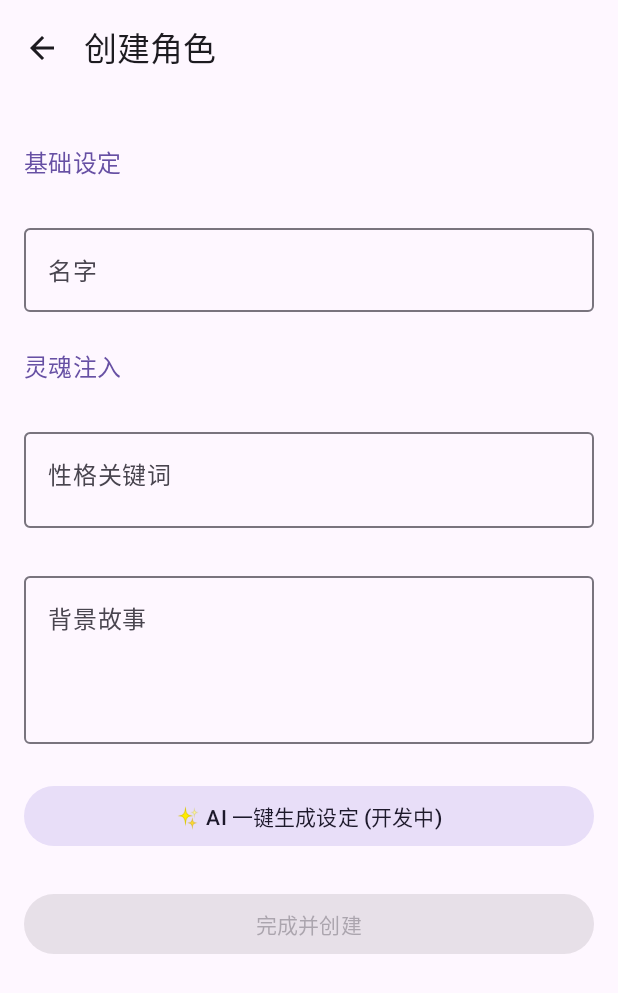
After one commit to AntiFan51/Persona, an Android app built with Jetpack Compose: the PersonaCreateScreen screen opened through its navigation route, on a phone screen of 412 x 824 dp. The commit adds this screen. Shown: the top 993 px of the screen. Run offline under Robolectric (Android 15) with nearby library versions, the phone set to English and light mode, and no system bars; our stand-ins replace Dagger/Hilt's generated code; missing, so only their content is drawn: PersonaTheme; 1 statement that could not run was skipped.

Commit message:
feat: Implement Persona creation flow with UI and ViewModel

```diff
--- a/app/src/main/java/com/AntiFan/persona/data/datasource/MockData.kt
+++ b/app/src/main/java/com/AntiFan/persona/data/datasource/MockData.kt
@@ -7,7 +7,7 @@ import java.util.UUID
 
 object MockData {
 
-    val personas = listOf(
+    val personas = mutableListOf(
         Persona(
             id = UUID.randomUUID().toString(),
             name = "艾拉 (Elara)",
--- a/app/src/main/java/com/AntiFan/persona/data/repository/PersonaRepository.kt
+++ b/app/src/main/java/com/AntiFan/persona/data/repository/PersonaRepository.kt
@@ -21,4 +21,9 @@ class PersonaRepository @Inject constructor() {
     fun getAllPersonas(): List<Persona> {
         return MockData.personas
     }
+
+    fun addPersona(persona: Persona) {
+        // 插入到列表的最前面 (索引 0)，这样用户刚建好就能立刻看到
+        MockData.personas.add(0, persona)
+    }
 }
--- a/app/src/main/java/com/AntiFan/persona/ui/AppNavigation.kt
+++ b/app/src/main/java/com/AntiFan/persona/ui/AppNavigation.kt
@@ -13,6 +13,8 @@ object AppDestinations {
     const val PERSONA_LIST = "persona_list"
     const val PERSONA_DETAIL = "persona_detail"
     const val PERSONA_ID_KEY = "personaId" // 定义参数名为常量
+
+    const val PERSONA_CREATE = "persona_create"
 }
 
 @Composable
@@ -33,6 +35,12 @@ fun AppNavigation() {
         // 路由格式: "persona_detail/{personaId}"
         // ... 前面的代码不变 ...
 
+        // [New] 新增：创作页路由
+        composable(route = AppDestinations.PERSONA_CREATE) {
+            // 这里需要导入我们刚刚写的 PersonaCreateScreen
+            com.AntiFan.persona.ui.screens.create.PersonaCreateScreen(navController = navController)
+        }
+
         composable(
             route = "${AppDestinations.PERSONA_DETAIL}/{${AppDestinations.PERSONA_ID_KEY}}",
             arguments = listOf(navArgument(AppDestinations.PERSONA_ID_KEY) { type = NavType.StringType })
--- /dev/null
+++ b/app/src/main/java/com/AntiFan/persona/ui/screens/create/PersonaCreateScreen.kt
@@ -0,0 +1,117 @@
+package com.AntiFan.persona.ui.screens.create
+
+import androidx.compose.foundation.layout.*
+import androidx.compose.foundation.rememberScrollState
+import androidx.compose.foundation.verticalScroll
+import androidx.compose.material.icons.Icons
+import androidx.compose.material.icons.automirrored.filled.ArrowBack
+import androidx.compose.material3.*
+import androidx.compose.runtime.Composable
+import androidx.compose.runtime.collectAsState
+import androidx.compose.runtime.getValue
+import androidx.compose.ui.Modifier
+import androidx.compose.ui.unit.dp
+import androidx.hilt.navigation.compose.hiltViewModel
+import androidx.navigation.NavController
+
+@OptIn(ExperimentalMaterial3Api::class)
+@Composable
+fun PersonaCreateScreen(
+    navController: NavController,
+    viewModel: PersonaCreateViewModel = hiltViewModel()
+) {
+    // 收集 ViewModel 中的状态
+    val name by viewModel.name.collectAsState()
+    val personality by viewModel.personality.collectAsState()
+    val backstory by viewModel.backstory.collectAsState()
+
+    Scaffold(
+        topBar = {
+            TopAppBar(
+                title = { Text("创建角色") },
+                navigationIcon = {
+                    IconButton(onClick = { navController.popBackStack() }) {
+                        Icon(Icons.AutoMirrored.Filled.ArrowBack, contentDescription = "返回")
+                    }
+                }
+            )
+        }
+    ) { paddingValues ->
+        // 使用 Column 垂直排列表单项
+        Column(
+            modifier = Modifier
+                .fillMaxSize()
+                .padding(paddingValues)
+                .padding(horizontal = 16.dp) // 标准的水平边距 16dp
+                .verticalScroll(rememberScrollState()), // 允许滚动
+            verticalArrangement = Arrangement.spacedBy(24.dp) // 统一的大间距 24dp，让表单不拥挤
+        ) {
+            Spacer(modifier = Modifier.height(8.dp))
+
+            // 1. 基础信息板块
+            Text(
+                text = "基础设定",
+                style = MaterialTheme.typography.titleMedium,
+                color = MaterialTheme.colorScheme.primary
+            )
+
+            OutlinedTextField(
+                value = name,
+                onValueChange = viewModel::onNameChange,
+                label = { Text("名字") },
+                placeholder = { Text("给你的 Persona 起个名字") },
+                modifier = Modifier.fillMaxWidth(),
+                singleLine = true
+            )
+
+            // 2. 详细设定板块
+            Text(
+                text = "灵魂注入",
+                style = MaterialTheme.typography.titleMedium,
+                color = MaterialTheme.colorScheme.primary
+            )
+
+            OutlinedTextField(
+                value = personality,
+                onValueChange = viewModel::onPersonalityChange,
+                label = { Text("性格关键词") },
+                placeholder = { Text("例如：傲娇、赛博朋克、爱吃甜食...") },
+                modifier = Modifier.fillMaxWidth(),
+                minLines = 2
+            )
+
+            OutlinedTextField(
+                value = backstory,
+                onValueChange = viewModel::onBackstoryChange,
+                label = { Text("背景故事") },
+                placeholder = { Text("他/她来自哪里？有什么不为人知的过去？") },
+                modifier = Modifier.fillMaxWidth(),
+                minLines = 5
+            )
+
+            // 3. 操作按钮
+            // 这里的按钮我们暂时留空 AI 功能，稍后实现
+            FilledTonalButton(
+                onClick = { /* TODO: AI Generate */ },
+                modifier = Modifier.fillMaxWidth()
+            ) {
+                Text("✨ AI 一键生成设定 (开发中)")
+            }
+
+            Button(
+                onClick = {
+                    viewModel.savePersona {
+                        navController.popBackStack() // 保存成功后返回列表
+                    }
+                },
+                modifier = Modifier.fillMaxWidth(),
+                // 只有名字和性格都不为空时，按钮才可用，这是很好的交互细节
+                enabled = name.isNotBlank() && personality.isNotBlank()
+            ) {
+                Text("完成并创建")
+            }
+
+            Spacer(modifier = Modifier.height(32.dp)) // 底部留白
+        }
+    }
+}
--- /dev/null
+++ b/app/src/main/java/com/AntiFan/persona/ui/screens/create/PersonaCreateViewModel.kt
@@ -0,0 +1,58 @@
+package com.AntiFan.persona.ui.screens.create
+
+import androidx.lifecycle.ViewModel
+import com.AntiFan.persona.data.model.Persona
+import com.AntiFan.persona.data.repository.PersonaRepository
+import dagger.hilt.android.lifecycle.HiltViewModel
+import kotlinx.coroutines.flow.MutableStateFlow
+import kotlinx.coroutines.flow.StateFlow
+import kotlinx.coroutines.flow.asStateFlow
+import java.util.UUID
+import javax.inject.Inject
+
+@HiltViewModel
+class PersonaCreateViewModel @Inject constructor(
+    private val repository: PersonaRepository
+) : ViewModel() {
+
+    // 使用 StateFlow 管理输入框的状态，初始值为空字符串
+    private val _name = MutableStateFlow("")
+    val name: StateFlow<String> = _name.asStateFlow()
+
+    private val _personality = MutableStateFlow("")
+    val personality: StateFlow<String> = _personality.asStateFlow()
+
+    private val _backstory = MutableStateFlow("")
+    val backstory: StateFlow<String> = _backstory.asStateFlow()
+
+    // 绑定输入框的回调函数
+    fun onNameChange(newValue: String) { _name.value = newValue }
+    fun onPersonalityChange(newValue: String) { _personality.value = newValue }
+    fun onBackstoryChange(newValue: String) { _backstory.value = newValue }
+
+    /**
+     * 保存 Persona 的逻辑
+     * @param onSuccess 保存成功后的回调函数（通常用于导航返回）
+     */
+    fun savePersona(onSuccess: () -> Unit) {
+        // 简单的非空校验
+        if (_name.value.isBlank() || _personality.value.isBlank()) return
+
+        // 创建一个新的 Persona 对象
+        val newPersona = Persona(
+            id = UUID.randomUUID().toString(),
+            name = _name.value,
+            personality = _personality.value,
+            backstory = _backstory.value,
+            // 暂时使用随机头像，模拟用户选择
+            avatarUrl = "https://picsum.photos/seed/${UUID.randomUUID()}/200",
+            creatorId = "local_user"
+        )
+
+        // 调用仓库保存
+        repository.addPersona(newPersona)
+
+        // 通知 UI 保存成功
+        onSuccess()
+    }
+}
```
Also changed, not shown: app/src/main/java/com/AntiFan/persona/ui/screens/PersonaListScreen.kt (+29 -6 lines).
